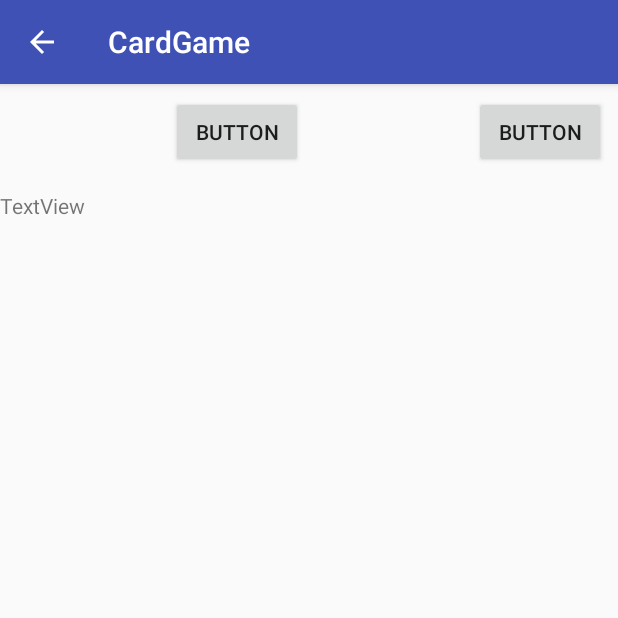
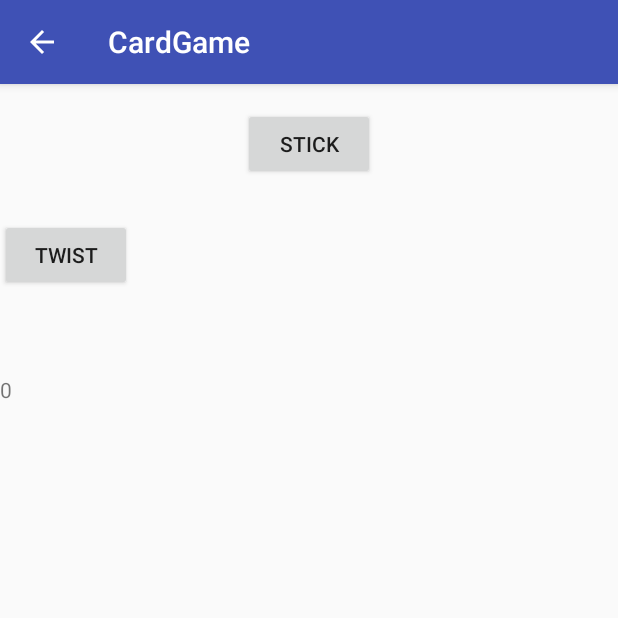
Before and after one commit to Kylemiller995/AndroidCardGame, an Android app: the GameActivity screen opened directly, with no data from a screen before it, on a phone screen of 412 x 824 dp, the top half of it. Run offline under Robolectric (Android 15) with nearby library versions, the phone set to English and light mode, and no system bars; 2 statements that could not run were skipped.

Commit message:
add git commit

```diff
--- a/App/MyApplication/app/src/main/java/com/example/kylemiller/cardgame/GameActivity.java
+++ b/App/MyApplication/app/src/main/java/com/example/kylemiller/cardgame/GameActivity.java
@@ -3,16 +3,26 @@ package com.example.kylemiller.cardgame;
 import android.content.Intent;
 import android.os.Bundle;
 import android.support.v7.app.AppCompatActivity;
+import android.view.View;
+import android.widget.Button;
+import android.widget.TextView;
 
 public class GameActivity extends AppCompatActivity {
 
     BlackjackGame game;
     BlackjackDealer dealer;
+    Button twistButton;
+    Button stickButton;
+    TextView output;
+    Participant player;
 
     @Override
     protected void onCreate(Bundle savedInstanceState) {
         super.onCreate(savedInstanceState);
         setContentView(R.layout.activity_game);
+        twistButton = (Button) findViewById(R.id.twist_button);
+        stickButton = (Button) findViewById(R.id.stick_button);
+        output = (TextView) findViewById(R.id.displayScore);
 
         Intent intent = getIntent();
         Bundle extras = intent.getExtras();
@@ -20,7 +30,7 @@ public class GameActivity extends AppCompatActivity {
         dealer = new BlackjackDealer(numOfDecks);
         game = new BlackjackGame(dealer);
 
-        Participant player = new Player("Kyle");
+        player = new Player("Kyle");
         game.sitDownAtTable(player);
         dealer.startingDeal(game.getGameTable());
 
@@ -29,17 +39,26 @@ public class GameActivity extends AppCompatActivity {
             intent1.putExtra("player", game);
             startActivity(intent1);
         }
-
+        output.setText(String.valueOf(game.sumHand(player)));
     }
 
-    public void onTwistButtonClicked(){
+    public void onTwistButtonClicked(View button){
         game.playTurn("twist");
+        if (game.checkBustAndBlackjack(game.getGameTable().get(0))){
+            Intent intent1 = new Intent(this, EndGameActivity.class);
+            intent1.putExtra("player", game);
+            startActivity(intent1);
+        }
 
+        output.setText(String.valueOf(game.sumHand(player)));
     }
 
-    public void onStickButtonClicked(){
+
+    public void onStickButtonClicked(View button){
         game.playTurn("stick");
+        Intent intent1 = new Intent(this, EndGameActivity.class);
+        intent1.putExtra("player", game);
+        startActivity(intent1);
+    }
 
-
-    }
 }
--- a/App/MyApplication/app/src/main/java/com/example/kylemiller/cardgame/GameSettingsActivity.java
+++ b/App/MyApplication/app/src/main/java/com/example/kylemiller/cardgame/GameSettingsActivity.java
@@ -18,6 +18,7 @@ public class GameSettingsActivity extends AppCompatActivity {
         setContentView(R.layout.activity_game_settings);
         dealCardsButton = (Button) findViewById(R.id.startGameButton);
         nOfDecksInput = (TextView) findViewById(R.id.amount_of_decks_input);
+
     }
 
 
--- a/App/MyApplication/app/src/main/res/layout/activity_game.xml
+++ b/App/MyApplication/app/src/main/res/layout/activity_game.xml
@@ -7,33 +7,36 @@
     tools:context="com.example.kylemiller.cardgame.GameActivity">
 
     <Button
-        android:id="@+id/button"
+        android:id="@+id/stick_button"
         android:layout_width="wrap_content"
         android:layout_height="wrap_content"
-        android:text="Button"
         android:layout_marginLeft="8dp"
+        android:layout_marginRight="8dp"
+        android:layout_marginTop="16dp"
+        android:onClick="onStickButtonClicked"
+        android:text="@string/stick"
         app:layout_constraintLeft_toLeftOf="parent"
-        app:layout_constraintRight_toLeftOf="@+id/button2"
-        android:layout_marginRight="8dp"
-        app:layout_constraintTop_toTopOf="parent"
-        android:layout_marginTop="8dp" />
+        app:layout_constraintRight_toRightOf="parent"
+        app:layout_constraintTop_toTopOf="parent" />
 
     <Button
-        android:id="@+id/button2"
+        android:id="@+id/twist_button"
         android:layout_width="wrap_content"
         android:layout_height="wrap_content"
-        android:text="Button"
-        android:layout_marginRight="8dp"
-        app:layout_constraintRight_toRightOf="parent"
-        android:layout_marginTop="8dp"
-        app:layout_constraintTop_toTopOf="parent" />
+        android:layout_marginTop="26dp"
+        android:onClick="onTwistButtonClicked"
+        android:text="@string/Twist"
+        app:layout_constraintTop_toBottomOf="@+id/stick_button"
+        tools:layout_editor_absoluteX="148dp" />
 
     <TextView
         android:id="@+id/displayScore"
         android:layout_width="wrap_content"
         android:layout_height="wrap_content"
-        android:layout_marginTop="15dp"
         android:text="TextView"
-        app:layout_constraintTop_toBottomOf="@+id/button"
-        tools:layout_editor_absoluteX="112dp" />
+        tools:layout_editor_absoluteX="163dp"
+        android:layout_marginTop="56dp"
+        app:layout_constraintTop_toBottomOf="@+id/twist_button" />
+
+
 </android.support.constraint.ConstraintLayout>
--- a/App/MyApplication/app/src/main/res/values/strings.xml
+++ b/App/MyApplication/app/src/main/res/values/strings.xml
@@ -8,4 +8,6 @@
     <string name="profiles_home">Profiles</string>
     <string name="play_game">Deal Cards</string>
     <string name="choose_amount">choose amount of decks to play with</string>
+    <string name="Twist">Twist</string>
+    <string name="stick">Stick</string>
 </resources>
```
Also changed, not shown: App/MyApplication/app/src/main/res/layout/activity_end_game.xml (+31 -0 lines), App/MyApplication/app/src/main/res/layout/activity_game_settings.xml (+0 -40 lines), 2 other files.
